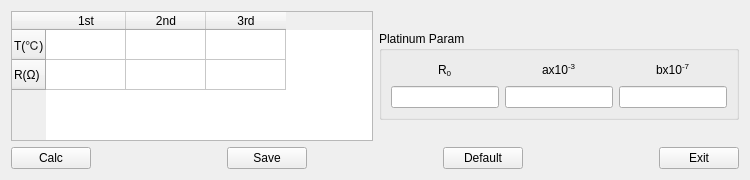
First picture: the form in source/systemset/systemsetdlg/ui/chkplasensor.ui, repository flimmy78/qtverify, before the edit.
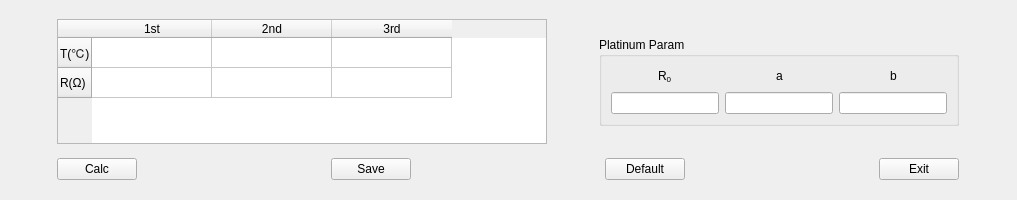
Second picture: the form after the edit.

Commit message: 铂电阻检测界面优化

What changed in the file:
```diff
--- a/source/systemset/systemsetdlg/ui/chkplasensor.ui
+++ b/source/systemset/systemsetdlg/ui/chkplasensor.ui
@@ -6,20 +6,20 @@
    <rect>
     <x>0</x>
     <y>0</y>
-    <width>750</width>
-    <height>180</height>
+    <width>1017</width>
+    <height>200</height>
    </rect>
   </property>
   <property name="minimumSize">
    <size>
-    <width>750</width>
-    <height>180</height>
+    <width>1017</width>
+    <height>200</height>
    </size>
   </property>
   <property name="maximumSize">
    <size>
-    <width>750</width>
-    <height>180</height>
+    <width>1017</width>
+    <height>200</height>
    </size>
   </property>
   <property name="windowTitle">
@@ -34,8 +34,20 @@
        <verstretch>0</verstretch>
       </sizepolicy>
      </property>
+     <property name="minimumSize">
+      <size>
+       <width>490</width>
+       <height>121</height>
+      </size>
+     </property>
+     <property name="maximumSize">
+      <size>
+       <width>490</width>
+       <height>125</height>
+      </size>
+     </property>
      <attribute name="horizontalHeaderDefaultSectionSize">
-      <number>80</number>
+      <number>120</number>
      </attribute>
      <row>
       <property name="text">
@@ -152,7 +164,7 @@
           <item>
            <widget class="QLabel" name="label_8">
             <property name="text">
-             <string>&lt;html&gt;&lt;head/&gt;&lt;body&gt;&lt;p&gt;ax10&lt;span style=&quot; vertical-align:super;&quot;&gt;-3&lt;/span&gt;&lt;/p&gt;&lt;/body&gt;&lt;/html&gt;</string>
+             <string>&lt;html&gt;&lt;head/&gt;&lt;body&gt;&lt;p&gt;a&lt;/p&gt;&lt;/body&gt;&lt;/html&gt;</string>
             </property>
            </widget>
           </item>
@@ -196,7 +208,7 @@
           <item>
            <widget class="QLabel" name="label_9">
             <property name="text">
-             <string>&lt;html&gt;&lt;head/&gt;&lt;body&gt;&lt;p&gt;bx10&lt;span style=&quot; vertical-align:super;&quot;&gt;-7&lt;/span&gt;&lt;/p&gt;&lt;/body&gt;&lt;/html&gt;</string>
+             <string>&lt;html&gt;&lt;head/&gt;&lt;body&gt;&lt;p&gt;b&lt;/p&gt;&lt;/body&gt;&lt;/html&gt;</string>
             </property>
            </widget>
           </item>
```
The commit also changes 3 other files.
